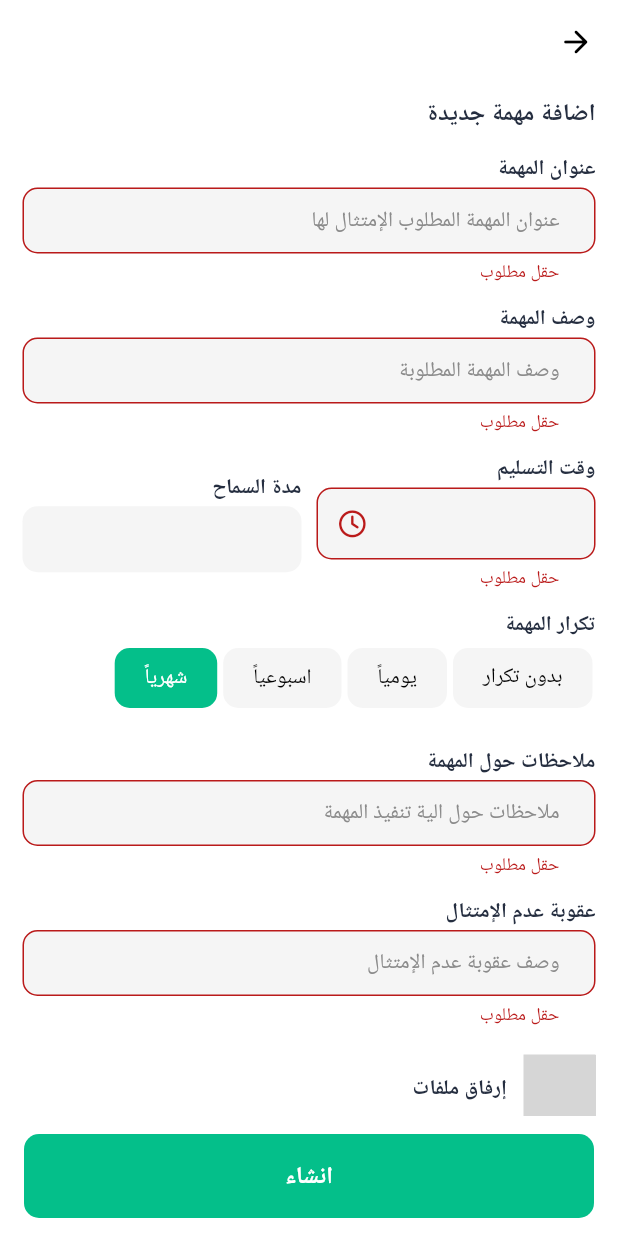
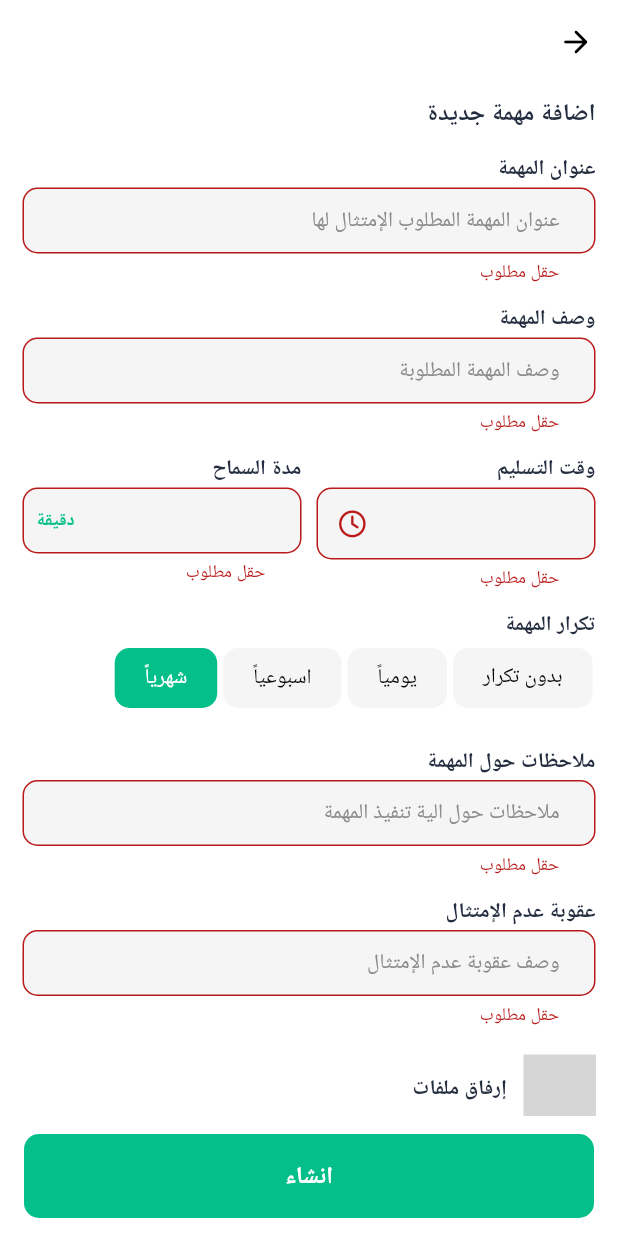
Before and after one commit to kawad852/imtithal, a Flutter app: the TaskInputScreen screen opened directly, after a tap on "اسبوعياً", after a tap on "شهرياً", after a tap on "انشاء", on a phone screen of 412 x 824 dp. Run offline on Flutter 3.47's test engine with Material 3 defaults, Android fonts, the phone set to English and light mode, and no system bars; our stand-ins replace auto_size_text, cached_network_image, cloud_firestore, cloud_functions, firebase_auth, firebase_core and 17 more; missing offline and left inert: algoliasearch, easy_radio; accounts and stored records are empty; Roboto replaces fonts that are missing (Cairo); grey boxes are pictures that could not be loaded.

Commit message:
task input

```diff
--- a/packages/app/lib/screens/task/task_input_screen.dart
+++ b/packages/app/lib/screens/task/task_input_screen.dart
@@ -11,6 +11,7 @@ class TaskInputScreen extends StatefulWidget {
 class _TaskInputScreenState extends State<TaskInputScreen> {
   late TaskModel _task;
   final _formKey = GlobalKey<FormState>();
+  final List<XFile> _files = [];
 
   Future<void> _onSubmit(BuildContext context) async {
     if (_formKey.currentState!.validate()) {
@@ -21,7 +22,7 @@ class _TaskInputScreenState extends State<TaskInputScreen> {
   @override
   void initState() {
     super.initState();
-    _task = TaskModel(attachments: [], repeatDays: []);
+    _task = TaskModel(companyId: '', attachments: [], repeatDays: []);
   }
 
   @override
@@ -68,6 +69,7 @@ class _TaskInputScreenState extends State<TaskInputScreen> {
                 ),
               ),
               Row(
+                crossAxisAlignment: CrossAxisAlignment.start,
                 children: [
                   Expanded(
                     child: TitledTextField(
@@ -83,6 +85,14 @@ class _TaskInputScreenState extends State<TaskInputScreen> {
                     child: TitledTextField(
                       title: context.appLocalization.gracePeriod,
                       child: NumbersEditor(
+                        suffixIcon: Text(
+                          "   ${context.appLocalization.minute}   ",
+                          style: TextStyle(
+                            fontSize: 12,
+                            fontWeight: FontWeight.bold,
+                            color: context.colorPalette.primary,
+                          ),
+                        ),
                         onChanged: (value) => _task.allowedDurationInMinutes = value!,
                         textAlign: TextAlign.center,
                       ),
@@ -166,22 +176,10 @@ class _TaskInputScreenState extends State<TaskInputScreen> {
                 ),
               ),
               const SizedBox(height: 15),
-              GestureDetector(
-                onTap: () {},
-                child: Row(
-                  children: [
-                    const CustomSvg(MyIcons.attachSquare),
-                    const SizedBox(width: 11),
-                    Text(
-                      context.appLocalization.attachFiles,
-                      style: TextStyle(
-                        color: context.colorPalette.black252,
-                        fontSize: 14,
-                        fontWeight: FontWeight.w600,
-                      ),
-                    ),
-                  ],
-                ),
+              ImagesAttacher(
+                onChanged: (files) {
+                  _files.addAll(files);
+                },
               ),
             ],
           ),
--- a/packages/shared/lib/models/task/task_model.dart
+++ b/packages/shared/lib/models/task/task_model.dart
@@ -13,6 +13,7 @@ class TaskModel with _$TaskModel {
     @Default("") String deliveryTime,
     @Default(0) int allowedDurationInMinutes,
     @Default("") String id,
+    required String companyId,
     @Default("") String title,
     @Default("") String description,
     @Default("") String status,
--- a/packages/shared/lib/shared.dart
+++ b/packages/shared/lib/shared.dart
@@ -104,6 +104,7 @@ export 'widgets/editors/password_editor.dart';
 export 'widgets/editors/text_editor.dart';
 export 'widgets/editors/username_editor.dart';
 export 'widgets/evaluation_box.dart';
+export 'widgets/images_attacher.dart';
 export 'widgets/month_calender.dart';
 //widgets
 export 'widgets/stretch_button.dart';
--- a/packages/shared/lib/widgets/editors/numbers_editor.dart
+++ b/packages/shared/lib/widgets/editors/numbers_editor.dart
@@ -51,6 +51,7 @@ class NumbersEditor extends StatelessWidget {
       textAlign: textAlign,
       style: textStyle,
       autofocus: autofocus,
+
       suffixIcon: suffixIcon,
       suffixIconConstraints: const BoxConstraints(maxWidth: 60),
       keyboardType: TextInputType.number,
@@ -65,7 +66,7 @@ class NumbersEditor extends StatelessWidget {
         }
       },
       validator: (value) {
-        if (required && (value == null || value.isEmpty)) {
+        if (!required && (value == null || value.isEmpty)) {
           return null;
         }
         return ValidationHelper.numberInt(context, value);
--- /dev/null
+++ b/packages/shared/lib/widgets/images_attacher.dart
@@ -0,0 +1,72 @@
+import 'dart:io';
+
+import 'package:shared/shared.dart';
+
+class ImagesAttacher extends StatefulWidget {
+  final void Function(List<XFile> files) onChanged;
+
+  const ImagesAttacher({super.key, required this.onChanged});
+
+  @override
+  State<ImagesAttacher> createState() => _ImagesAttacherState();
+}
+
+class _ImagesAttacherState extends State<ImagesAttacher> {
+  final List<XFile> _files = [];
+
+  Future<void> _pickImages(BuildContext context) async {
+    AppOverlayLoader.fakeLoading();
+    List<XFile> files = await ImagePicker().pickMultiImage(
+      // maxWidth: widget.size.width + kImageSizeVariation,
+    );
+    if (files.isNotEmpty) {
+      setState(() {
+        _files.addAll(files);
+      });
+      widget.onChanged(_files);
+    }
+  }
+
+  @override
+  Widget build(BuildContext context) {
+    return Column(
+      crossAxisAlignment: CrossAxisAlignment.start,
+      children: [
+        GestureDetector(
+          onTap: () {
+            _pickImages(context);
+          },
+          child: Row(
+            children: [
+              const CustomSvg(MyIcons.attachSquare),
+              const SizedBox(width: 11),
+              Text(
+                context.appLocalization.attachFiles,
+                style: TextStyle(
+                  color: context.colorPalette.black252,
+                  fontSize: 14,
+                  fontWeight: FontWeight.w600,
+                ),
+              ),
+            ],
+          ),
+        ),
+        Wrap(
+          runSpacing: 10,
+          spacing: 10,
+          children: List.generate(_files.length, (index) {
+            final file = _files[index];
+            return Container(
+              height: 130,
+              width: 130,
+              decoration: BoxDecoration(
+                borderRadius: BorderRadius.circular(10),
+                image: DecorationImage(image: FileImage(File(file.path)), fit: BoxFit.cover),
+              ),
+            );
+          }),
+        ),
+      ],
+    );
+  }
+}
```
Also changed, not shown: packages/shared/lib/models/task/task_model.freezed.dart, packages/shared/lib/models/task/task_model.g.dart.
